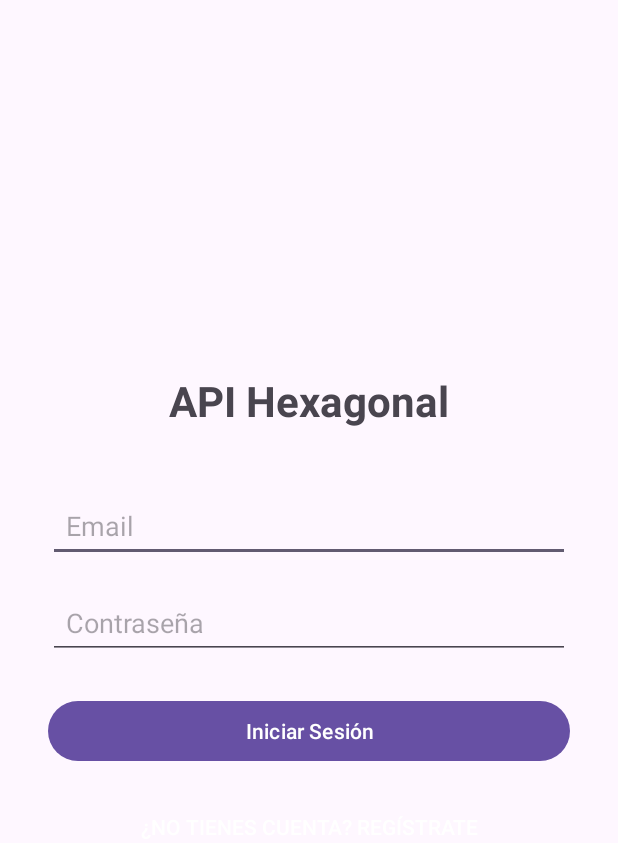
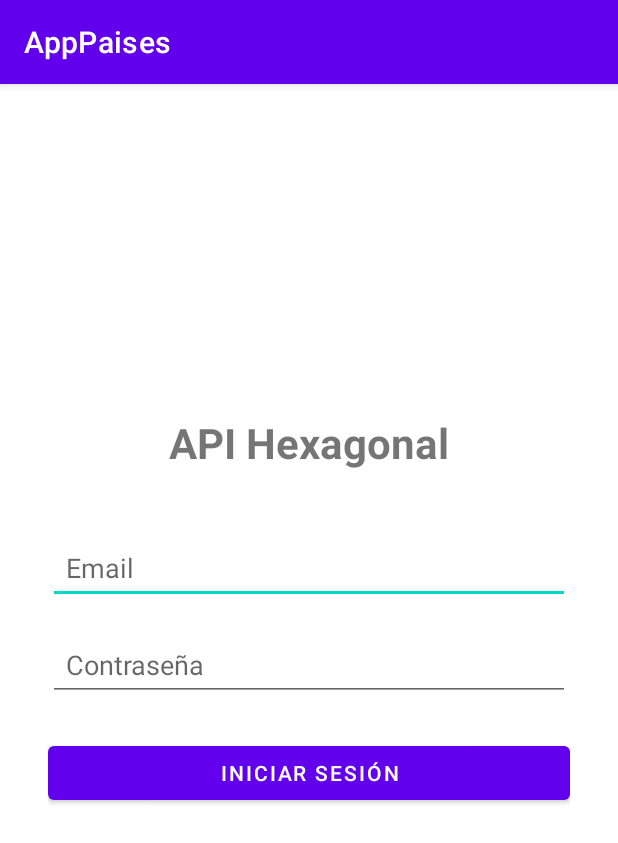
Before and after one commit to Apache-Mapach3/AppPaises, an Android app: the screen it shows after launch (LoginActivity), on a phone screen of 412 x 824 dp. Shown: the top 843 px of the screen. Run offline under Robolectric (Android 15) with nearby library versions, the phone set to English and light mode, and no system bars.

```diff
--- a/app/src/main/res/values/colors.xml
+++ b/app/src/main/res/values/colors.xml
@@ -1,5 +1,9 @@
 <?xml version="1.0" encoding="utf-8"?>
 <resources>
+    <color name="purple_500">#FF6200EE</color>
+    <color name="purple_700">#FF3700B3</color>
+    <color name="teal_200">#FF03DAC5</color>
+    <color name="teal_700">#FF018786</color>
     <color name="black">#FF000000</color>
     <color name="white">#FFFFFFFF</color>
 </resources>
--- a/app/src/main/res/values/themes.xml
+++ b/app/src/main/res/values/themes.xml
@@ -1,9 +1,11 @@
-<resources xmlns:tools="http://schemas.android.com/tools">
-    <!-- Base application theme. -->
-    <style name="Base.Theme.AppPaises" parent="Theme.Material3.DayNight.NoActionBar">
-        <!-- Customize your light theme here. -->
-        <!-- <item name="colorPrimary">@color/my_light_primary</item> -->
+<?xml version="1.0" encoding="utf-8"?>
+<resources>
+    <style name="Theme.AppPaises" parent="Theme.MaterialComponents.DayNight.DarkActionBar">
+        <item name="colorPrimary">@color/purple_500</item>
+        <item name="colorPrimaryVariant">@color/purple_700</item>
+        <item name="colorOnPrimary">@color/white</item>
+        <item name="colorSecondary">@color/teal_200</item>
+        <item name="colorSecondaryVariant">@color/teal_700</item>
+        <item name="colorOnSecondary">@color/black</item>
     </style>
-
-    <style name="Theme.AppPaises" parent="Base.Theme.AppPaises" />
 </resources>
```
